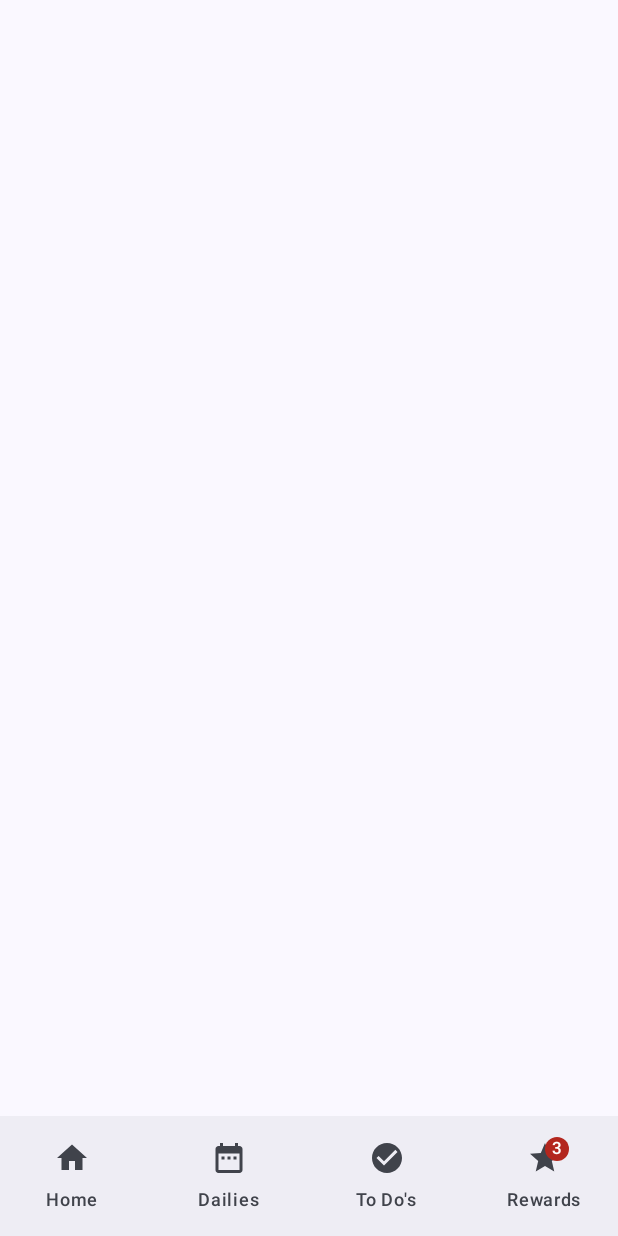
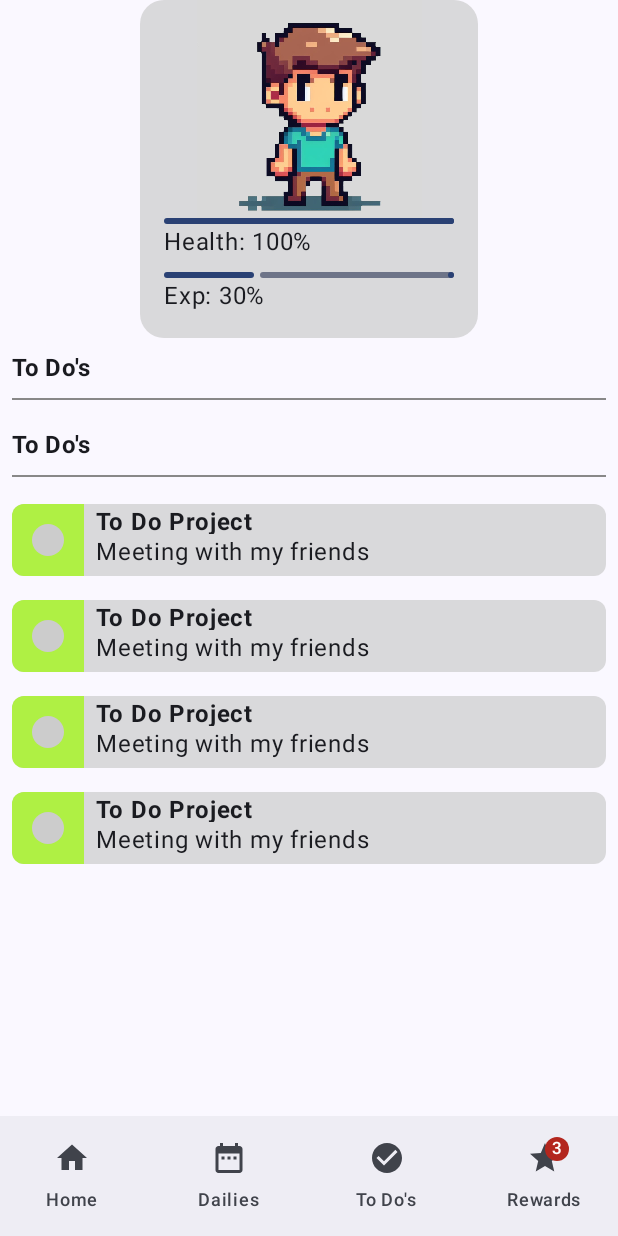
Before and after one commit to ArnoldCatamuscay/TaskHunters-Android, an Android app built with Jetpack Compose: the DailiesScreen screen opened through its navigation route, item 3 of the bottom bar chosen, on a phone screen of 412 x 824 dp. Run offline under Robolectric (Android 15) with nearby library versions, the phone set to English and light mode, and no system bars.

Commit message:
Se agrego los screens "Dailies" y "ToDo", se agregaron val en DataApp, y se agregaron las direcciones de los screens nuevos en el AppNavigation

```diff
--- a/app/src/main/java/co/unicauca/taskhunters/data/DataApp.kt
+++ b/app/src/main/java/co/unicauca/taskhunters/data/DataApp.kt
@@ -31,3 +31,17 @@ val recentRewardsList = listOf(
     Reward(imageId = R.drawable.helmet_image, cost = 200),
     Reward(imageId = R.drawable.wooden_shield_image, cost = 120),
 )
+
+val DailiesList = listOf(
+    Task(title = "Do Homework", taskType = TaskType.DAILY),
+    Task(title = "Do Homework", taskType = TaskType.DAILY),
+    Task(title = "Do Homework", taskType = TaskType.DAILY),
+    Task(title = "Do Homework", taskType = TaskType.DAILY),
+)
+
+val ToDoList = listOf(
+    Task(title = "To Do Project", body = "Meeting with my friends", taskType = TaskType.TODO),
+    Task(title = "To Do Project", body = "Meeting with my friends", taskType = TaskType.TODO),
+    Task(title = "To Do Project", body = "Meeting with my friends", taskType = TaskType.TODO),
+    Task(title = "To Do Project", body = "Meeting with my friends", taskType = TaskType.TODO),
+)
--- a/app/src/main/java/co/unicauca/taskhunters/ui/components/AppNavigation.kt
+++ b/app/src/main/java/co/unicauca/taskhunters/ui/components/AppNavigation.kt
@@ -33,9 +33,11 @@ import androidx.navigation.NavHostController
 import androidx.navigation.compose.NavHost
 import androidx.navigation.compose.composable
 import co.unicauca.taskhunters.R
+import co.unicauca.taskhunters.ui.screens.DailiesScreen
 import co.unicauca.taskhunters.ui.screens.HomeScreen
 import co.unicauca.taskhunters.ui.screens.RegisterScreen
 import co.unicauca.taskhunters.ui.screens.RewardsScreen
+import co.unicauca.taskhunters.ui.screens.ToDoScreen
 import kotlinx.coroutines.CoroutineScope
 import kotlinx.coroutines.launch
 
@@ -53,10 +55,11 @@ fun NavigationGraph(
             HomeScreen(drawerState=drawerState, scope=scope)
         }
         composable(route = Screens.DailiesScreen.name) {
+            DailiesScreen()
 
         }
         composable(route = Screens.ToDoScreen.name) {
-
+            ToDoScreen()
         }
         composable(route = Screens.RewardsScreen.name) {
             RewardsScreen()
--- /dev/null
+++ b/app/src/main/java/co/unicauca/taskhunters/ui/screens/DailiesScreen.kt
@@ -0,0 +1,104 @@
+package co.unicauca.taskhunters.ui.screens
+
+
+
+import androidx.compose.foundation.layout.Column
+import androidx.compose.foundation.layout.Spacer
+
+import androidx.compose.foundation.layout.fillMaxWidth
+import androidx.compose.foundation.layout.height
+
+import androidx.compose.foundation.layout.padding
+
+import androidx.compose.foundation.lazy.grid.GridCells
+import androidx.compose.foundation.lazy.grid.GridItemSpan
+import androidx.compose.foundation.lazy.grid.LazyVerticalGrid
+import androidx.compose.foundation.lazy.grid.items
+import androidx.compose.material3.Divider
+import androidx.compose.material3.MaterialTheme
+import androidx.compose.material3.Text
+import androidx.compose.runtime.Composable
+import androidx.compose.ui.Alignment
+import androidx.compose.ui.Modifier
+import androidx.compose.ui.graphics.Color
+import androidx.compose.ui.res.stringResource
+import androidx.compose.ui.text.font.FontWeight
+import androidx.compose.ui.tooling.preview.Preview
+import androidx.compose.ui.unit.dp
+import co.unicauca.taskhunters.R
+import co.unicauca.taskhunters.data.DailiesList
+import co.unicauca.taskhunters.ui.components.TaskCard
+import co.unicauca.taskhunters.ui.theme.TaskHuntersTheme
+
+
+@Composable
+fun DailiesScreen(
+    modifier: Modifier = Modifier
+) {
+    LazyVerticalGrid(
+        columns = GridCells.Fixed(4),
+        modifier = modifier
+    ) {
+        //Character info
+        item(span = { GridItemSpan(maxLineSpan) }) {
+            Column(modifier = Modifier.fillMaxWidth()) {
+                CharacterInfo(
+                    health = 1f,
+                    exp = 0.3f,
+                    modifier = Modifier
+                        .align(Alignment.CenterHorizontally)
+                )
+            }
+        }
+        //To Do List
+        item(span = { GridItemSpan(maxLineSpan) }) {
+            Column {
+                Text(
+                    text = stringResource(R.string.nav_dailies_text),
+                    style = MaterialTheme.typography.titleMedium,
+                    fontWeight = FontWeight.Bold,
+                    modifier = Modifier.padding(8.dp)
+                )
+                Divider(
+                    color = Color.Gray,
+                    thickness = 1.dp,
+                    modifier = Modifier.padding(horizontal = 8.dp)
+                )
+                Spacer(modifier = Modifier.height(10.dp))
+            }
+        }
+        item(span = { GridItemSpan(maxLineSpan) }) {
+            DailiesTaskTitle()
+        }
+        items(
+            DailiesList,
+            span = { GridItemSpan(maxLineSpan) }) {
+                message ->
+            TaskCard(message)
+        }
+    }
+}
+@Composable
+fun DailiesTaskTitle(modifier: Modifier = Modifier) {
+    Column(modifier = modifier) {
+        Text(
+            text = stringResource(R.string.nav_to_do_s_text),
+            style = MaterialTheme.typography.titleMedium,
+            fontWeight = FontWeight.Bold,
+            modifier = Modifier.padding(8.dp)
+        )
+        Divider(
+            color = Color.Gray,
+            thickness = 1.dp,
+            modifier = Modifier.padding(horizontal = 8.dp)
+        )
+        Spacer(modifier = Modifier.height(10.dp))
+    }
+}
+@Preview(showBackground = true)
+@Composable
+fun DailiesPreview() {
+    TaskHuntersTheme {
+        DailiesScreen()
+    }
+}
--- /dev/null
+++ b/app/src/main/java/co/unicauca/taskhunters/ui/screens/ToDoScreen.kt
@@ -0,0 +1,102 @@
+package co.unicauca.taskhunters.ui.screens
+
+
+import androidx.compose.foundation.layout.Column
+import androidx.compose.foundation.layout.Spacer
+
+import androidx.compose.foundation.layout.fillMaxWidth
+import androidx.compose.foundation.layout.height
+
+import androidx.compose.foundation.layout.padding
+
+import androidx.compose.foundation.lazy.grid.GridCells
+import androidx.compose.foundation.lazy.grid.GridItemSpan
+import androidx.compose.foundation.lazy.grid.LazyVerticalGrid
+import androidx.compose.foundation.lazy.grid.items
+import androidx.compose.material3.Divider
+import androidx.compose.material3.MaterialTheme
+import androidx.compose.material3.Text
+import androidx.compose.runtime.Composable
+import androidx.compose.ui.Alignment
+import androidx.compose.ui.Modifier
+import androidx.compose.ui.graphics.Color
+import androidx.compose.ui.res.stringResource
+import androidx.compose.ui.text.font.FontWeight
+import androidx.compose.ui.tooling.preview.Preview
+import androidx.compose.ui.unit.dp
+import co.unicauca.taskhunters.R
+import co.unicauca.taskhunters.data.ToDoList
+import co.unicauca.taskhunters.ui.components.TaskCard
+import co.unicauca.taskhunters.ui.theme.TaskHuntersTheme
+
+
+@Composable
+fun ToDoScreen(
+    modifier: Modifier = Modifier
+) {
+    LazyVerticalGrid(
+        columns = GridCells.Fixed(4),
+        modifier = modifier
+    ) {
+        //Character info
+        item(span = { GridItemSpan(maxLineSpan) }) {
+            Column(modifier = Modifier.fillMaxWidth()) {
+                CharacterInfo(
+                    health = 1f,
+                    exp = 0.3f,
+                    modifier = Modifier
+                        .align(Alignment.CenterHorizontally)
+                )
+            }
+        }
+        //To Do List
+        item(span = { GridItemSpan(maxLineSpan) }) {
+            Column {
+                Text(
+                    text = stringResource(R.string.nav_to_do_s_text),
+                    style = MaterialTheme.typography.titleMedium,
+                    fontWeight = FontWeight.Bold,
+                    modifier = Modifier.padding(8.dp)
+                )
+                Divider(
+                    color = Color.Gray,
+                    thickness = 1.dp,
+                    modifier = Modifier.padding(horizontal = 8.dp)
+                )
+                Spacer(modifier = Modifier.height(10.dp))
+            }
+        }
+        item(span = { GridItemSpan(maxLineSpan) }) {
+            ToDoTaskTitle()
+        }
+        items(ToDoList,
+            span = { GridItemSpan(maxLineSpan) }) {
+                message ->
+            TaskCard(message)
+        }
+    }
+}
+@Composable
+fun ToDoTaskTitle(modifier: Modifier = Modifier) {
+    Column(modifier = modifier) {
+        Text(
+            text = stringResource(R.string.nav_to_do_s_text),
+            style = MaterialTheme.typography.titleMedium,
+            fontWeight = FontWeight.Bold,
+            modifier = Modifier.padding(8.dp)
+        )
+        Divider(
+            color = Color.Gray,
+            thickness = 1.dp,
+            modifier = Modifier.padding(horizontal = 8.dp)
+        )
+        Spacer(modifier = Modifier.height(10.dp))
+    }
+}
+@Preview(showBackground = true)
+@Composable
+fun ToDoPreview() {
+    TaskHuntersTheme {
+        ToDoScreen()
+    }
+}
```
